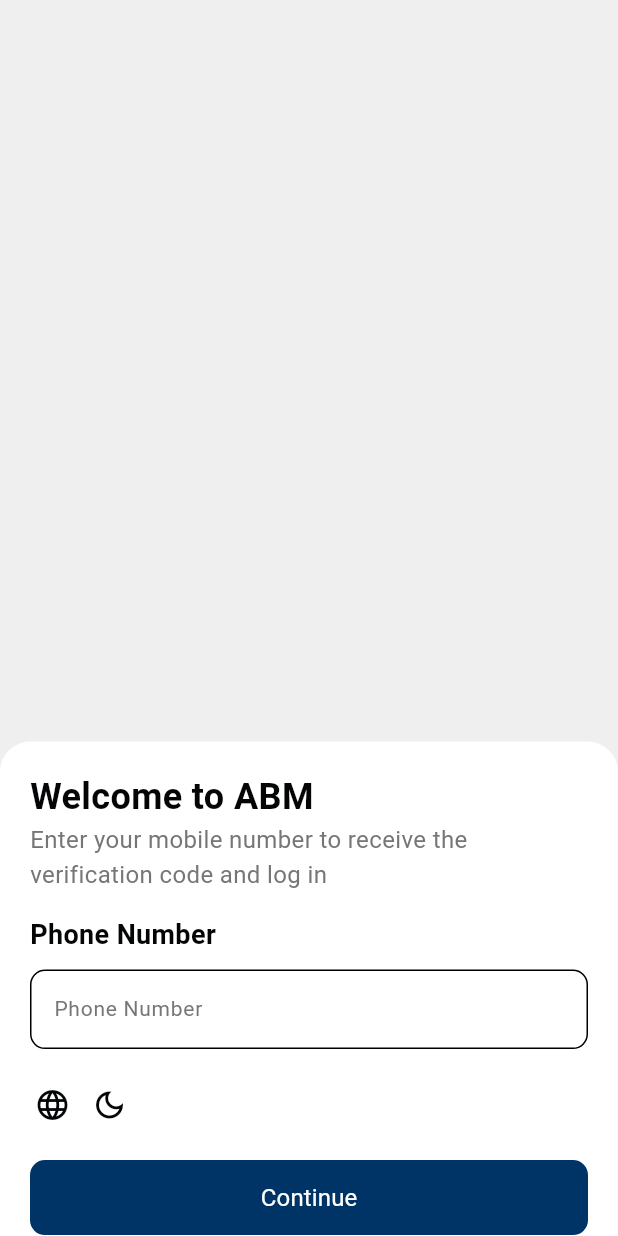
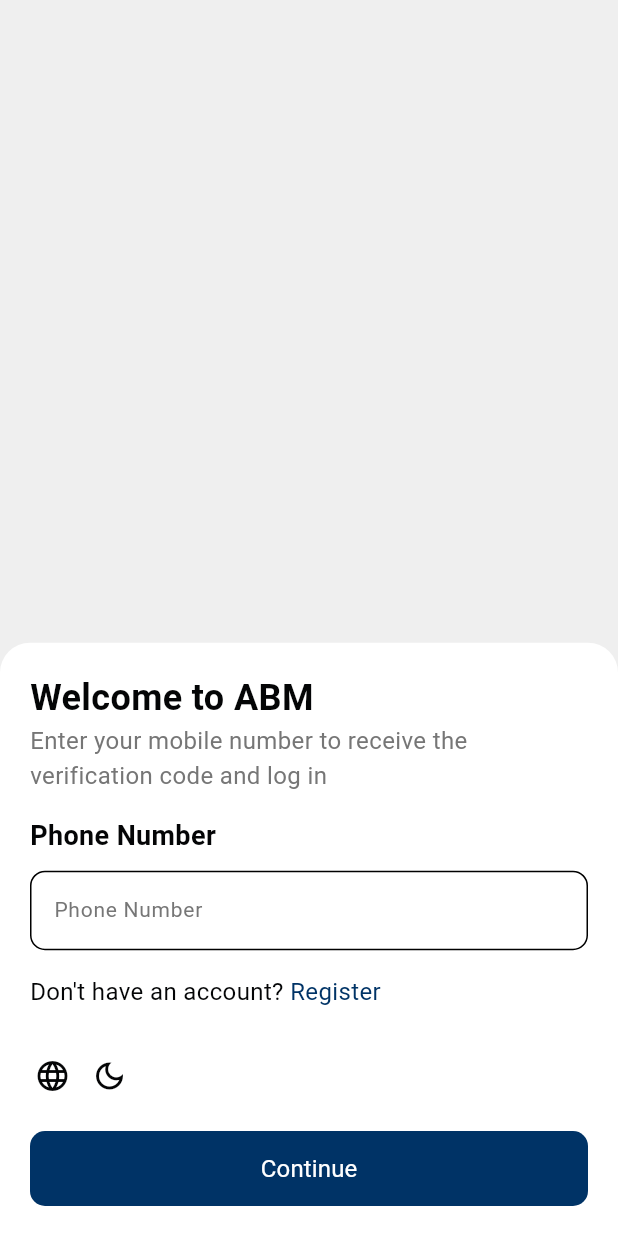
Before and after one commit to Ibrahim-40ou/ABM-login, a Flutter app: the screen it shows after launch, on a phone screen of 412 x 824 dp. Run offline on Flutter 3.47's test engine with Material 3 defaults, Android fonts, the phone set to English and light mode, and no system bars; our stand-ins replace auto_route, easy_localization, flutter_bloc, google_fonts, image_picker, pin_code_fields and 1 more; Roboto replaces fonts that are missing (Cairo).

Commit message:
third commit

```diff
--- a/assets/translations/ar-DZ.json
+++ b/assets/translations/ar-DZ.json
@@ -15,9 +15,24 @@
   "resend code": "اعادة ارسال الرمز",
   "s": " ثانية",
   "resend code in:": "اعادة ارسال الرمز في",
-  "language" : "اللغة",
-  "arabic" : "العربية",
-  "english" : "الانجليزية",
-  "light" : "ساطع",
-  "dark" : "داكن"
+  "language": "اللغة",
+  "arabic": "العربية",
+  "english": "الانجليزية",
+  "light": "ساطع",
+  "dark": "داكن",
+  "don't have an account?": "لا تمتلك حسابا؟ ",
+  " register": " انشاء حساب",
+  "register": "انشاء حساب",
+  "create a new account": "انشاء حساب جديد",
+  "create account": "انشاء حساب",
+  "full name": "الاسم الكامل",
+  "governorate": "المحافظة",
+  "already have an account?": "لديك حساب بالفعل؟",
+  " login": " تسجيل الدخول",
+  "error occurred": "حدث خطأ",
+  "okay": "حسنا",
+  "cancel": "الغاء",
+  "confirmation": "هل انت متأكد؟",
+  "confirm": "تأكيد",
+  "this field is required": "هذا الحقل مطلوب"
 }
--- a/assets/translations/en-US.json
+++ b/assets/translations/en-US.json
@@ -15,9 +15,24 @@
   "resend code": "Resend Code",
   "s": "s",
   "resend code in:": "Reset code in",
-  "language" : "Language",
-  "arabic" : "Arabic",
-  "english" : "English",
-  "light" : "Light",
-  "dark" : "Dark"
+  "language": "Language",
+  "arabic": "Arabic",
+  "english": "English",
+  "light": "Light",
+  "dark": "Dark",
+  "don't have an account?": "Don't have an account?",
+  " register": " Register",
+  "register": "Register",
+  "create a new account": "Create a new account",
+  "create account": "Create Account",
+  "full name": "Full Name",
+  "governorate": "Governorate",
+  "already have an account?": "Already have an account?",
+  " login": " Login",
+  "error occurred": "Error Occurred",
+  "okay": "Okay",
+  "cancel": "Cancel",
+  "confirmation": "Confirmation",
+  "confirm": "Confirm",
+  "this field is required": "This field is required"
 }
--- a/lib/core/routing/routes.dart
+++ b/lib/core/routing/routes.dart
@@ -9,5 +9,6 @@ class AppRouter extends RootStackRouter {
         AutoRoute(page: App.page),
         AutoRoute(page: Login.page),
         AutoRoute(page: OTP.page),
+        AutoRoute(page: Register.page),
       ];
 }
--- a/lib/features/auth/data/repositories/auth_repository_impl.dart
+++ b/lib/features/auth/data/repositories/auth_repository_impl.dart
@@ -16,4 +16,9 @@ class AuthRepositoryImpl extends AuthRepository {
   Future<Result<void>> login(String phoneNumber, String otp) async {
     return await authDatasourece.login(phoneNumber, otp);
   }
+
+  @override
+  Future<Result<void>> register(String fullName, String phoneNumber) async {
+    return await authDatasourece.register(fullName, phoneNumber);
+  }
 }
--- a/lib/features/auth/domain/repositories/auth_repository.dart
+++ b/lib/features/auth/domain/repositories/auth_repository.dart
@@ -2,4 +2,6 @@ abstract class AuthRepository {
   Future<void> sendOTP(String phoneNumber);
 
   Future<void> login(String phoneNumber, String otp);
+
+  Future<void> register(String fullName, String phoneNumber);
 }
--- /dev/null
+++ b/lib/features/auth/domain/use_cases/register_usecase.dart
@@ -0,0 +1,12 @@
+import 'package:abm_login/core/utils/result.dart';
+import 'package:abm_login/features/auth/data/repositories/auth_repository_impl.dart';
+
+class RegisterUseCase {
+  final AuthRepositoryImpl authRepositoryImpl;
+
+  RegisterUseCase({required this.authRepositoryImpl});
+
+  Future<Result<void>> call(String fullName, String phoneNumber) async {
+    return await authRepositoryImpl.register(fullName, phoneNumber);
+  }
+}
--- a/lib/features/auth/presentation/bloc/auth_events.dart
+++ b/lib/features/auth/presentation/bloc/auth_events.dart
@@ -18,6 +18,16 @@ class LoginRequest extends AuthEvent {
 
 class LogoutRequest extends AuthEvent {}
 
+class RegisterRequest extends AuthEvent {
+  final String fullName;
+  final String phoneNumber;
+
+  RegisterRequest({
+    required this.fullName,
+    required this.phoneNumber,
+  });
+}
+
 class ChangeTheme extends AuthEvent {
   final bool isDarkMode;
 
@@ -29,3 +39,9 @@ class LoadTheme extends AuthEvent {
 
   LoadTheme({required this.isDarkMode});
 }
+
+class PickImageRequest extends AuthEvent {
+  final XFile? selectedImage;
+
+  PickImageRequest({required this.selectedImage});
+}
--- a/lib/features/auth/presentation/bloc/auth_states.dart
+++ b/lib/features/auth/presentation/bloc/auth_states.dart
@@ -33,8 +33,24 @@ class LogoutFailure extends AuthState {
   LogoutFailure({required this.failure});
 }
 
+class RegisterLoading extends AuthState {}
+
+class RegisterSuccess extends AuthState {}
+
+class RegisterFailure extends AuthState {
+  final String? failure;
+
+  RegisterFailure({required this.failure});
+}
+
 class ThemeChanged extends AuthState {
   final bool isDarkMode;
 
   ThemeChanged({required this.isDarkMode});
 }
+
+class PickImageSuccess extends AuthState {
+  final XFile? selectedImage;
+
+  PickImageSuccess({required this.selectedImage});
+}
--- a/lib/features/auth/presentation/cubit/timer_cubit.dart
+++ b/lib/features/auth/presentation/cubit/timer_cubit.dart
@@ -21,7 +21,7 @@ class TimerCubit extends Cubit<TimerState> {
       final secondsLeft = state.remainingTime - 1;
       if (secondsLeft <= 0) {
         _timer?.cancel();
-        emit(TimerState(0, false)); // Enable button after 30 seconds
+        emit(TimerState(0, false));
       } else {
         emit(TimerState(secondsLeft, true));
       }
--- a/lib/features/auth/presentation/pages/login.dart
+++ b/lib/features/auth/presentation/pages/login.dart
@@ -31,7 +31,7 @@ class Login extends StatelessWidget {
             body: Align(
               alignment: Alignment.bottomCenter,
               child: Container(
-                padding: EdgeInsets.symmetric(horizontal: 20, vertical: 20),
+                padding: EdgeInsets.all(20),
                 decoration: BoxDecoration(
                   color: isDarkMode
                       ? Theme.of(context).colorScheme.secondary.withOpacity(0.2)
@@ -42,7 +42,7 @@ class Login extends StatelessWidget {
                   ),
                 ),
                 width: 100.w,
-                height: 40.h,
+                height: 48.h,
                 child: Form(
                   key: _key,
                   child: Column(
@@ -67,6 +67,26 @@ class Login extends StatelessWidget {
                         validatorFunction: _validatePhoneNumber,
                         type: TextInputType.number,
                         isLast: true,
+                      ),
+                      SizedBox(height: 16),
+                      Row(
+                        mainAxisAlignment: MainAxisAlignment.start,
+                        crossAxisAlignment: CrossAxisAlignment.end,
+                        children: [
+                          const MyText(
+                            text: "don't have an account?",
+                            weight: FontWeight.normal,
+                          ),
+                          GestureDetector(
+                            onTap: () {
+                              context.router.push(Register());
+                            },
+                            child: MyText(
+                              text: ' register',
+                              color: Theme.of(context).colorScheme.primary,
+                            ),
+                          ),
+                        ],
                       ),
                       Spacer(),
                       SizedBox(height: 13),
@@ -216,9 +236,9 @@ class Login extends StatelessWidget {
                           if (_key.currentState!.validate()) {
                             context.read<AuthBloc>().add(SendOTPRequest(
                                 phoneNumber: _phoneNumber.text.trim()));
+                            context.read<TimerCubit>().startTimer();
                             context.router.push(
                                 OTP(phoneNumber: _phoneNumber.text.trim()));
-                            context.read<TimerCubit>().startTimer();
                           }
                         },
                         height: 50,
--- a/lib/main.dart
+++ b/lib/main.dart
@@ -1,5 +1,7 @@
+import 'package:abm_login/core/theme/colors.dart';
 import 'package:easy_localization/easy_localization.dart';
 import 'package:flutter/material.dart';
+import 'package:flutter/services.dart';
 import 'package:flutter_bloc/flutter_bloc.dart';
 import 'package:shared_preferences/shared_preferences.dart';
 
@@ -68,6 +70,22 @@ class MyApp extends StatelessWidget {
           final isDarkMode = state is ThemeChanged
               ? state.isDarkMode
               : darkModeCheck?.getBool('isDarkMode') ?? false;
+          SystemChrome.setSystemUIOverlayStyle(
+            SystemUiOverlayStyle(
+              systemNavigationBarColor: isDarkMode
+                  ? MyColors.backgroundDark
+                  : MyColors.backgroundLight,
+              systemNavigationBarIconBrightness:
+                  isDarkMode ? Brightness.light : Brightness.dark,
+              statusBarColor: isDarkMode
+                  ? MyColors.backgroundDark
+                  : MyColors.backgroundLight,
+              statusBarBrightness:
+                  isDarkMode ? Brightness.dark : Brightness.light,
+              statusBarIconBrightness:
+                  isDarkMode ? Brightness.light : Brightness.dark,
+            ),
+          );
           SizeConfig().init(constraints);
           return MaterialApp.router(
             title: 'ABM Login',
--- a/pubspec.yaml
+++ b/pubspec.yaml
@@ -43,6 +43,7 @@ dependencies:
   pin_code_fields: ^8.0.1
   http: ^1.2.2
   flutter_bloc: ^8.1.6
+  image_picker: ^1.1.2
 
 dev_dependencies:
   flutter_test:
```
Also changed, not shown: lib/core/utils/common_functions.dart (+0 -36 lines), lib/features/auth/data/datasources/auth_datasource.dart (+29 -1 lines), lib/features/auth/presentation/bloc/auth_bloc.dart (+31 -0 lines), lib/features/auth/presentation/pages/otp.dart (+11 -1 lines), lib/features/auth/presentation/pages/register.dart (added, +219 -0 lines), lib/core/routing/routes.gr.dart, pubspec.lock, 5 other files.
